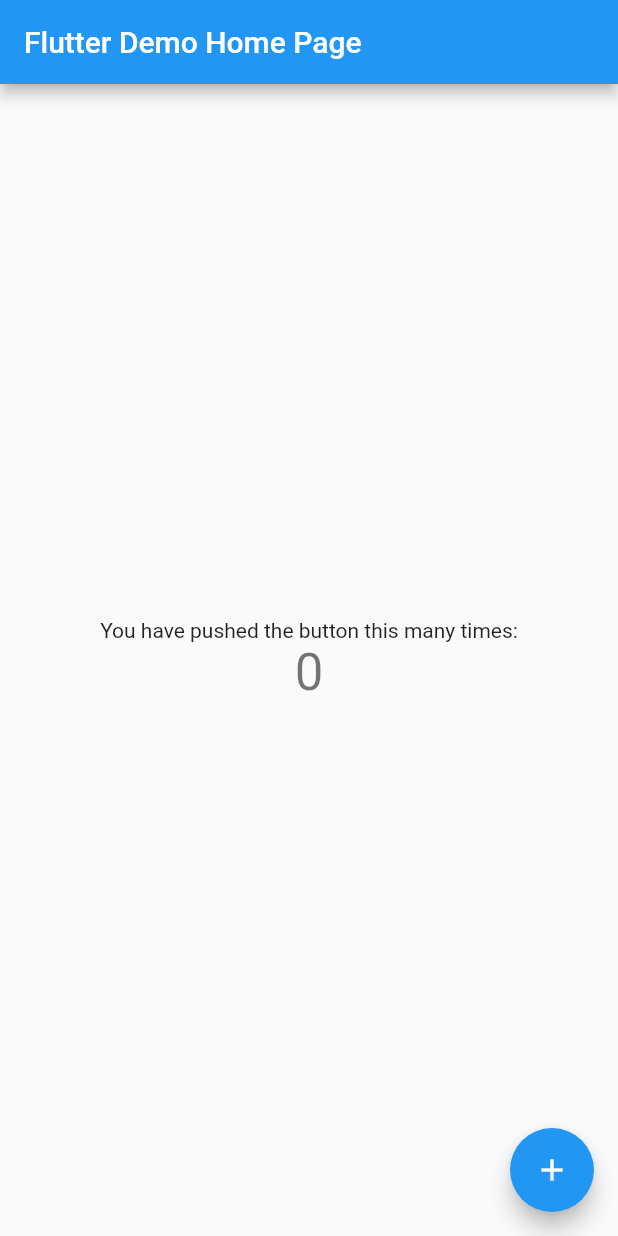
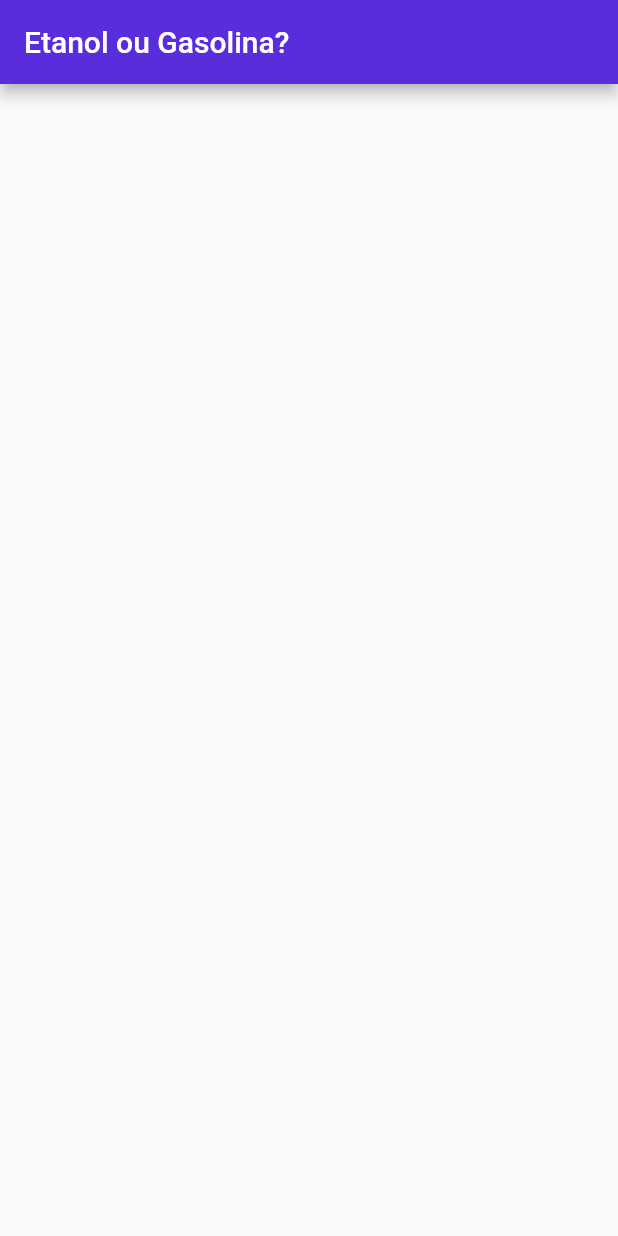
Before and after one commit to Felipe-FSantos/etanol_gasolina, a Flutter app: the screen it shows after launch, on a phone screen of 412 x 824 dp. Run offline on Flutter 3.47's test engine with Material 2 defaults, Android fonts, the phone set to English and light mode, and no system bars.

Commit message:
Ultimos comandos da aula

```diff
--- a/lib/main.dart
+++ b/lib/main.dart
@@ -1,115 +1,33 @@
 import 'package:flutter/material.dart';
 
-void main() {
-  runApp(const MyApp());
+void main(){
+runApp(
+  const MaterialApp(
+  home: Home(),
+  debugShowCheckedModeBanner: false,
+  )
+);
 }
 
-class MyApp extends StatelessWidget {
-  const MyApp({Key? key}) : super(key: key);
+class Home extends StatefulWidget {
+  const Home({super.key});
 
-  // This widget is the root of your application.
+  @override
+  State<Home> createState() => _HomeState();
+}
+
+class _HomeState extends State<Home> {
   @override
   Widget build(BuildContext context) {
-    return MaterialApp(
-      title: 'Flutter Demo',
-      theme: ThemeData(
-        // This is the theme of your application.
-        //
-        // Try running your application with "flutter run". You'll see the
-        // application has a blue toolbar. Then, without quitting the app, try
-        // changing the primarySwatch below to Colors.green and then invoke
-        // "hot reload" (press "r" in the console where you ran "flutter run",
-        // or simply save your changes to "hot reload" in a Flutter IDE).
-        // Notice that the counter didn't reset back to zero; the application
-        // is not restarted.
-        primarySwatch: Colors.blue,
+    return Scaffold(
+      appBar: AppBar(
+        title :  const Text(
+          "Etanol ou Gasolina?",
+          style: TextStyle(color: Colors.white),
+          ),
+
+          backgroundColor:const Color.fromARGB(255, 89 , 45, 220),
       ),
-      home: const MyHomePage(title: 'Flutter Demo Home Page'),
     );
   }
 }
-
-class MyHomePage extends StatefulWidget {
-  const MyHomePage({Key? key, required this.title}) : super(key: key);
-
-  // This widget is the home page of your application. It is stateful, meaning
-  // that it has a State object (defined below) that contains fields that affect
-  // how it looks.
-
-  // This class is the configuration for the state. It holds the values (in this
-  // case the title) provided by the parent (in this case the App widget) and
-  // used by the build method of the State. Fields in a Widget subclass are
-  // always marked "final".
-
-  final String title;
-
-  @override
-  State<MyHomePage> createState() => _MyHomePageState();
-}
-
-class _MyHomePageState extends State<MyHomePage> {
-  int _counter = 0;
-
-  void _incrementCounter() {
-    setState(() {
-      // This call to setState tells the Flutter framework that something has
-      // changed in this State, which causes it to rerun the build method below
-      // so that the display can reflect the updated values. If we changed
-      // _counter without calling setState(), then the build method would not be
-      // called again, and so nothing would appear to happen.
-      _counter++;
-    });
-  }
-
-  @override
-  Widget build(BuildContext context) {
-    // This method is rerun every time setState is called, for instance as done
-    // by the _incrementCounter method above.
-    //
-    // The Flutter framework has been optimized to make rerunning build methods
-    // fast, so that you can just rebuild anything that needs updating rather
-    // than having to individually change instances of widgets.
-    return Scaffold(
-      appBar: AppBar(
-        // Here we take the value from the MyHomePage object that was created by
-        // the App.build method, and use it to set our appbar title.
-        title: Text(widget.title),
-      ),
-      body: Center(
-        // Center is a layout widget. It takes a single child and positions it
-        // in the middle of the parent.
-        child: Column(
-          // Column is also a layout widget. It takes a list of children and
-          // arranges them vertically. By default, it sizes itself to fit its
-          // children horizontally, and tries to be as tall as its parent.
-          //
-          // Invoke "debug painting" (press "p" in the console, choose the
-          // "Toggle Debug Paint" action from the Flutter Inspector in Android
-          // Studio, or the "Toggle Debug Paint" command in Visual Studio Code)
-          // to see the wireframe for each widget.
-          //
-          // Column has various properties to control how it sizes itself and
-          // how it positions its children. Here we use mainAxisAlignment to
-          // center the children vertically; the main axis here is the vertical
-          // axis because Columns are vertical (the cross axis would be
-          // horizontal).
-          mainAxisAlignment: MainAxisAlignment.center,
-          children: <Widget>[
-            const Text(
-              'You have pushed the button this many times:',
-            ),
-            Text(
-              '$_counter',
-              style: Theme.of(context).textTheme.headline4,
-            ),
-          ],
-        ),
-      ),
-      floatingActionButton: FloatingActionButton(
-        onPressed: _incrementCounter,
-        tooltip: 'Increment',
-        child: const Icon(Icons.add),
-      ), // This trailing comma makes auto-formatting nicer for build methods.
-    );
-  }
-}
```
